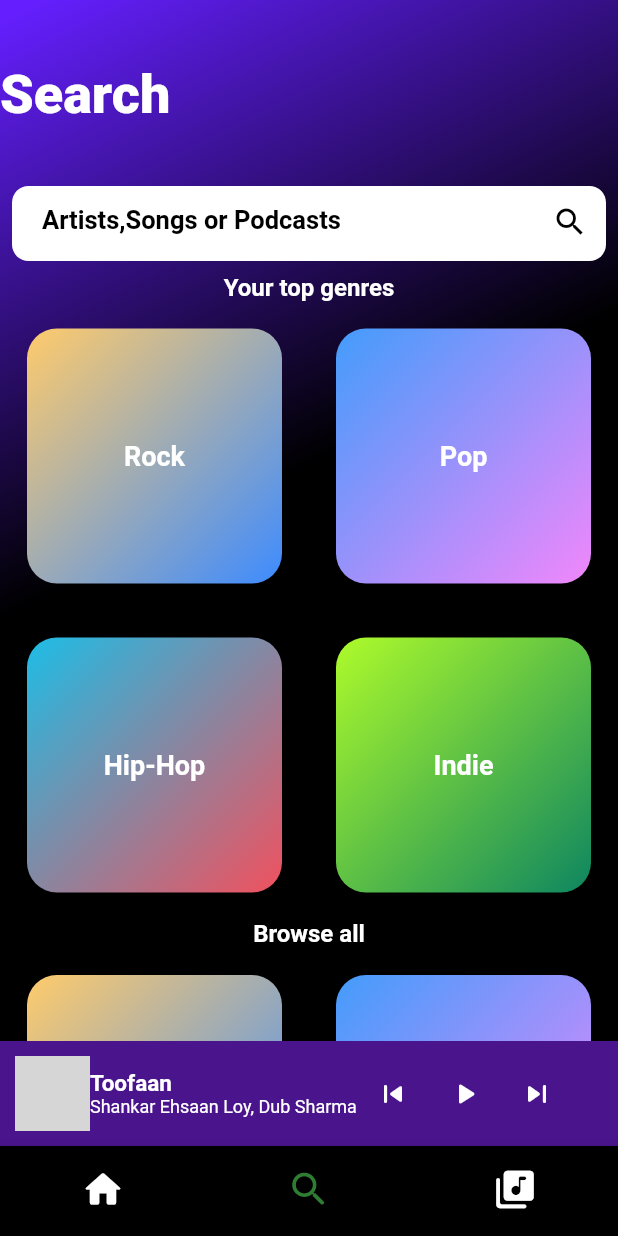
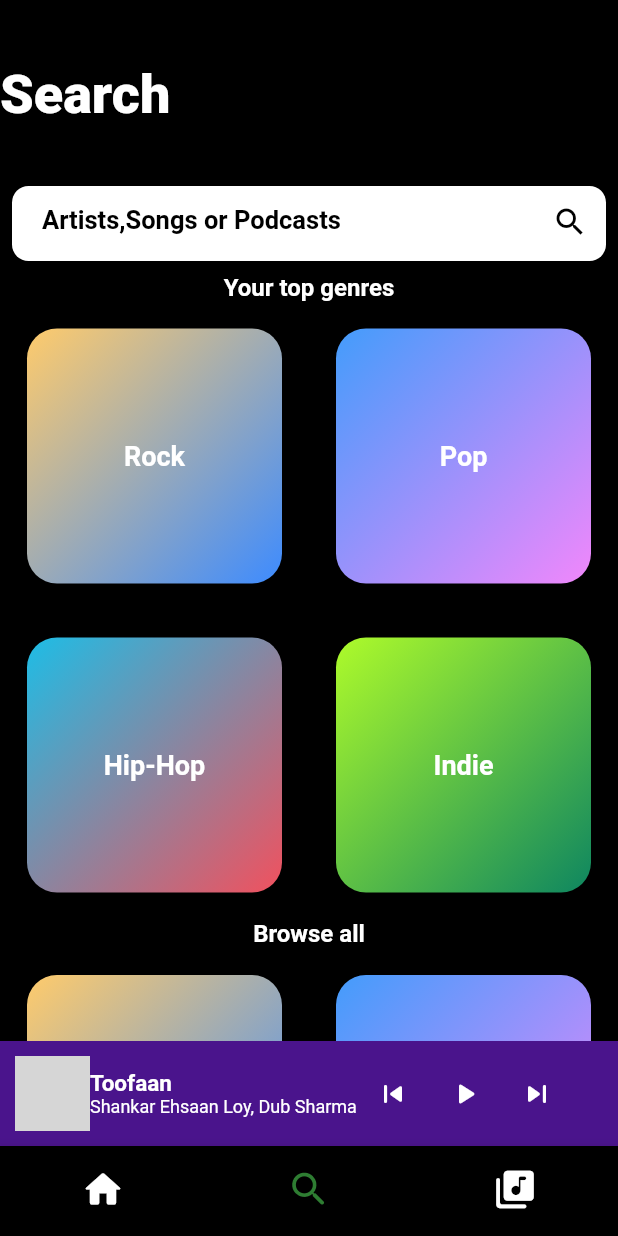
Before and after one commit to 125sachin/upbeatz, a Flutter app: the screen it shows after launch, item 2 of the bottom bar chosen, on a phone screen of 412 x 824 dp. Run offline on Flutter 3.47's test engine with Material 2 defaults, Android fonts, the phone set to English and light mode, and no system bars; our stand-ins replace animated_text_kit, audioplayers, image_picker; network calls fail; grey boxes are pictures that could not be loaded.

```diff
--- a/lib/main.dart
+++ b/lib/main.dart
@@ -16,13 +16,12 @@ class MyApp extends StatefulWidget {
 }
 
 class _MyAppState extends State<MyApp> {
-  final screens = [
-    const HomePage(),
-    SearchTab(),
-    const Library(),
-  ];
+  int _currentIndex = 0;
 
-  int currentScreenIndex = 0;
+  final _page1 = GlobalKey<NavigatorState>();
+  final _page2 = GlobalKey<NavigatorState>();
+  final _page3 = GlobalKey<NavigatorState>();
+  final _page4 = GlobalKey<NavigatorState>();
 
   @override
   Widget build(BuildContext context) {
@@ -34,59 +33,61 @@ class _MyAppState extends State<MyApp> {
         brightness: Brightness.dark,
       ),
       home: Scaffold(
-        extendBody: true,
-        body: Container(
-          decoration: BoxDecoration(
-            gradient: LinearGradient(
-              colors: [
-                Colors.deepPurpleAccent.shade400,
-                Colors.black,
-              ],
-              begin: Alignment.topLeft,
-              end: Alignment.bottomRight,
-              stops: const [0.01, 0.4],
+        body: IndexedStack(
+          index: _currentIndex,
+          children: <Widget>[
+            Navigator(
+              key: _page1,
+              onGenerateRoute: (route) => MaterialPageRoute(
+                settings: route,
+                builder: (context) => HomePage(),
               ),
             ),
-          child: IndexedStack(
-            index: currentScreenIndex,
-            children: screens,
+            Navigator(
+              key: _page2,
+              onGenerateRoute: (route) => MaterialPageRoute(
+                settings: route,
+                builder: (context) => SearchTab(),
               ),
+            ),
+            Navigator(
+              key: _page3,
+              onGenerateRoute: (route) => MaterialPageRoute(
+                settings: route,
+                builder: (context) => Library(),
+              ),
+            ),
+          ],
         ),
         bottomNavigationBar: Column(
           mainAxisSize: MainAxisSize.min,
           children: [
-            const MiniPlayer(),
-            BottomNavigationBar(
-              type: BottomNavigationBarType.fixed,
-              currentIndex: currentScreenIndex,
+            MiniPlayer(),
+            BottomAppBar(
+              clipBehavior: Clip.antiAlias,
+              child: BottomNavigationBar(
                 backgroundColor: Colors.black,
                 selectedItemColor: Colors.green[800],
                 iconSize: 30,
                 unselectedItemColor: Colors.white,
                 showSelectedLabels: false,
                 showUnselectedLabels: false,
-              onTap: (value) => {
-                currentScreenIndex = value,
-                setState(() {}),
-                // index = returnNum.getNum(),
+                currentIndex: _currentIndex,
+                onTap: (index) {
+                  setState(() {
+                    _currentIndex = index;
+                  });
                 },
-              items: const [
+                type: BottomNavigationBarType.fixed,
+                items: const <BottomNavigationBarItem>[
                   BottomNavigationBarItem(
-                  icon: Icon(Icons.home_rounded),
-                  label: "Home",
-                  backgroundColor: Colors.black,
+                      icon: Icon(Icons.home_rounded), label: 'Home'),
+                  BottomNavigationBarItem(
+                      icon: Icon(Icons.search_rounded), label: 'Statistics'),
+                  BottomNavigationBarItem(
+                      icon: Icon(Icons.library_music_rounded), label: 'Wallet'),
+                ],
               ),
-                BottomNavigationBarItem(
-                  icon: Icon(Icons.search_rounded),
-                  label: "Search",
-                  backgroundColor: Colors.black,
-                ),
-                BottomNavigationBarItem(
-                  icon: Icon(Icons.library_music_rounded),
-                  label: "Library",
-                  backgroundColor: Colors.black,
-                ),
-              ],
             ),
           ],
         ),
@@ -94,7 +95,6 @@ class _MyAppState extends State<MyApp> {
     );
   }
 }
-
 
 /*
 
```
Lines whose indentation alone changed are shown as unchanged.
